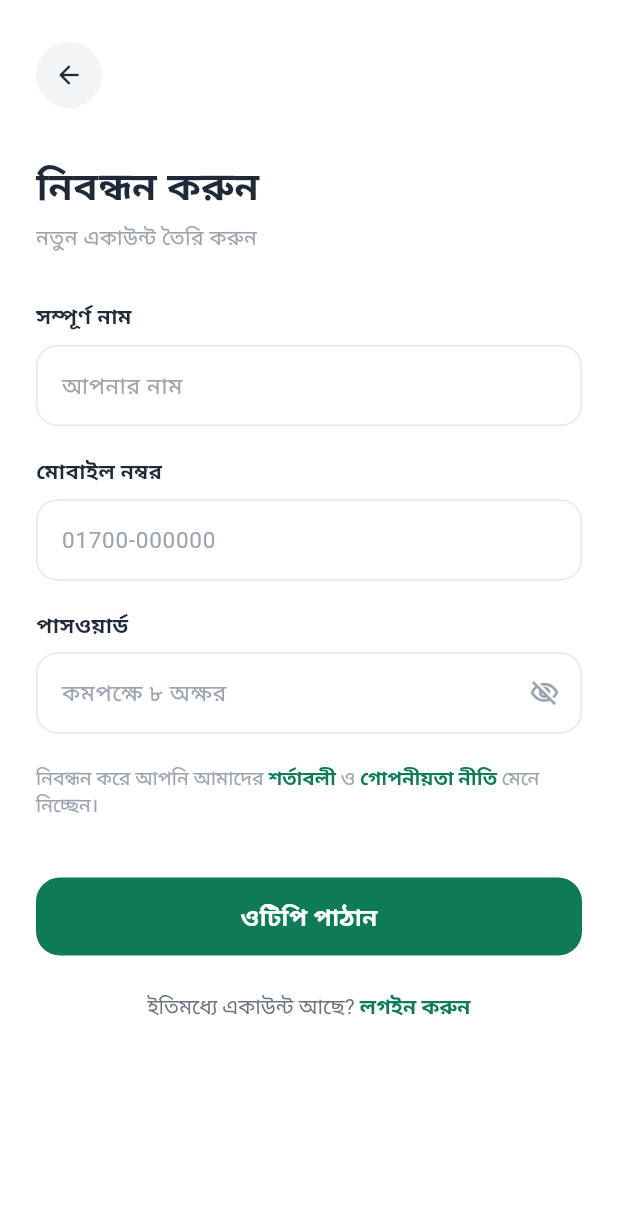
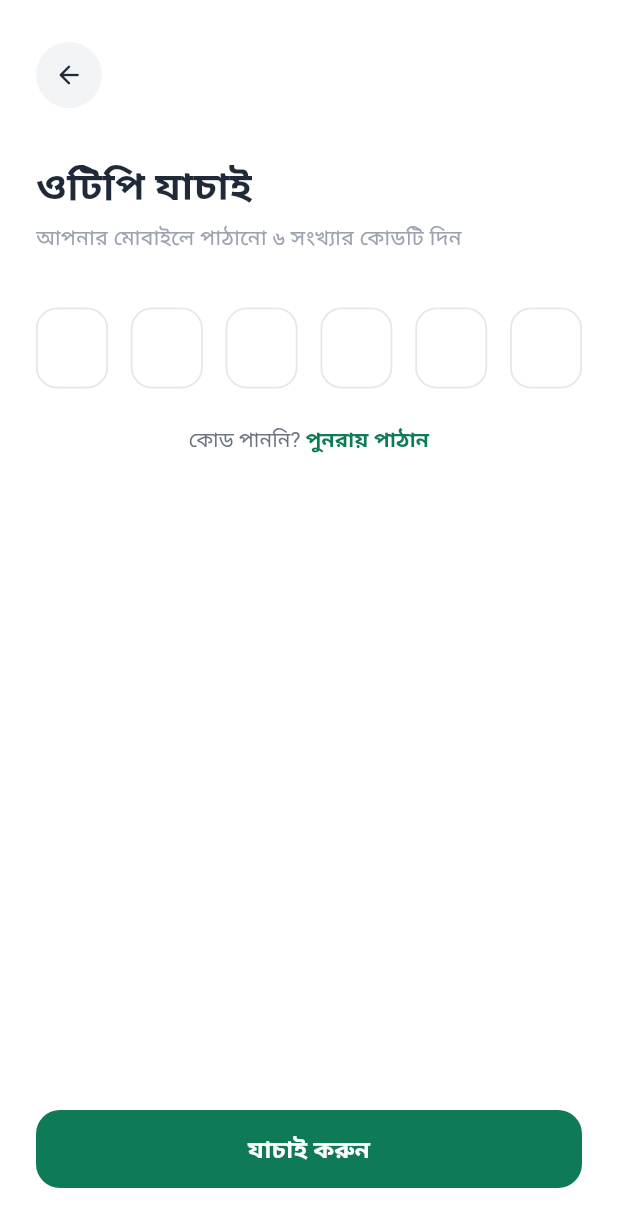
Before and after one commit to sesakilhossen302/C--Service, a Flutter app: the SignupScreen screen opened by its route, after a tap on "ওটিপি পাঠান", on a phone screen of 412 x 824 dp. Shown: the top 1227 px of the screen. Run offline on Flutter 3.47's test engine with Material 3 defaults, Android fonts, the phone set to English and light mode, and no system bars.

Commit message:
feat: implement authentication flow screens including login, signup, forgot password, and OTP verification with supporting controllers and routing.

```diff
--- a/lib/Core/AppRoute/app_route.dart
+++ b/lib/Core/AppRoute/app_route.dart
@@ -1,6 +1,8 @@
 import 'package:flutter/material.dart';
+import '../../View/Screen/ForgotPasswordScreen/forgot_password_screen.dart';
 import '../../View/Screen/LoginScreen/login_screen.dart';
 import '../../View/Screen/OnbordingScreen/onbording_screen.dart';
+import '../../View/Screen/OtpScreen/otp_screen.dart';
 import '../../View/Screen/SignupScreen/signup_screen.dart';
 import '../../View/Screen/SplashScreen/splash_screen.dart';
 
@@ -9,11 +11,15 @@ class AppRoute {
   static const String onbordingScreen = '/onbording_screen';
   static const String loginScreen = '/login_screen';
   static const String signupScreen = '/signup_screen';
+  static const String forgotPasswordScreen = '/forgot_password_screen';
+  static const String otpScreen = '/otp_screen';
 
   static Map<String, WidgetBuilder> routes = {
     splashScreen: (context) => const SplashScreen(),
     onbordingScreen: (context) => const OnbordingScreen(),
     loginScreen: (context) => const LoginScreen(),
     signupScreen: (context) => const SignupScreen(),
+    forgotPasswordScreen: (context) => const ForgotPasswordScreen(),
+    otpScreen: (context) => const OtpScreen(),
   };
 }
--- a/lib/Utils/StaticString/static_string.dart
+++ b/lib/Utils/StaticString/static_string.dart
@@ -55,4 +55,15 @@ class StaticString {
 
   static const String dontHaveAccount = 'একাউন্ট নেই? ';
   static const String alreadyHaveAccount = 'ইতিমধ্যে একাউন্ট আছে? ';
+
+  // Forgot Password & OTP Strings
+  static const String forgotPasswordTitle = 'পাসওয়ার্ড পুনরুদ্ধার';
+  static const String forgotPasswordSubTitle = 'মোবাইল নম্বর দিন। আমরা কোড পাঠাব।';
+  static const String sendCode = 'কোড পাঠান';
+
+  static const String otpTitle = 'ওটিপি যাচাই';
+  static const String otpSubTitle = 'আপনার মোবাইলে পাঠানো ৬ সংখ্যার কোডটি দিন';
+  static const String didntGetCode = 'কোড পাননি? ';
+  static const String resendCode = 'পুনরায় পাঠান';
+  static const String verify = 'যাচাই করুন';
 }
--- a/lib/View/Screen/LoginScreen/login_screen.dart
+++ b/lib/View/Screen/LoginScreen/login_screen.dart
@@ -176,7 +176,7 @@ class _LoginScreenState extends State<LoginScreen> {
               Align(
                 alignment: Alignment.centerRight,
                 child: GestureDetector(
-                  onTap: _controller.onForgotPasswordPressed,
+                  onTap: () => _controller.onForgotPasswordPressed(context),
                   child: const Text(
                     StaticString.forgotPassword,
                     style: TextStyle(
@@ -195,7 +195,7 @@ class _LoginScreenState extends State<LoginScreen> {
                 width: double.infinity,
                 height: 52,
                 child: ElevatedButton(
-                  onPressed: _controller.onLoginPressed,
+                  onPressed: () => _controller.onLoginPressed(context),
                   style: ElevatedButton.styleFrom(
                     backgroundColor: AppColors.primaryColor,
                     foregroundColor: AppColors.white,
--- /dev/null
+++ b/lib/View/Screen/OtpScreen/Controller/otp_controller.dart
@@ -0,0 +1,37 @@
+import 'package:flutter/material.dart';
+
+class OtpController {
+  final List<TextEditingController> otpControllers = List.generate(
+    6,
+    (_) => TextEditingController(),
+  );
+  final List<FocusNode> focusNodes = List.generate(
+    6,
+    (_) => FocusNode(),
+  );
+
+  void onOtpChanged(String value, int index, BuildContext context) {
+    if (value.isNotEmpty && index < 5) {
+      focusNodes[index + 1].requestFocus();
+    } else if (value.isEmpty && index > 0) {
+      focusNodes[index - 1].requestFocus();
+    }
+  }
+
+  void onResendOtpPressed() {
+    // Handle resend OTP code
+  }
+
+  void onVerifyPressed(BuildContext context) {
+    // Handle verify OTP code
+  }
+
+  void dispose() {
+    for (var controller in otpControllers) {
+      controller.dispose();
+    }
+    for (var node in focusNodes) {
+      node.dispose();
+    }
+  }
+}
--- /dev/null
+++ b/lib/View/Screen/OtpScreen/otp_screen.dart
@@ -0,0 +1,181 @@
+import 'package:flutter/gestures.dart';
+import 'package:flutter/material.dart';
+import '../../../Utils/AppColors/app_colors.dart';
+import '../../../Utils/StaticString/static_string.dart';
+import '../../Widgegt/CustomBackButton/custom_back_button.dart';
+import 'Controller/otp_controller.dart';
+
+class OtpScreen extends StatefulWidget {
+  const OtpScreen({super.key});
+
+  @override
+  State<OtpScreen> createState() => _OtpScreenState();
+}
+
+class _OtpScreenState extends State<OtpScreen> {
+  late final OtpController _controller;
+
+  @override
+  void initState() {
+    super.initState();
+    _controller = OtpController();
+  }
+
+  @override
+  void dispose() {
+    _controller.dispose();
+    super.dispose();
+  }
+
+  @override
+  Widget build(BuildContext context) {
+    return Scaffold(
+      backgroundColor: Colors.white,
+      body: SafeArea(
+        child: Padding(
+          padding: const EdgeInsets.symmetric(horizontal: 24.0, vertical: 16.0),
+          child: Column(
+            crossAxisAlignment: CrossAxisAlignment.start,
+            children: [
+              const SizedBox(height: 12),
+
+              // Custom Circular Back Button
+              const CustomBackButton(),
+
+              const SizedBox(height: 32),
+
+              // Header Title & Subtitle
+              const Text(
+                StaticString.otpTitle,
+                style: TextStyle(
+                  fontSize: 26,
+                  fontWeight: FontWeight.bold,
+                  color: AppColors.textColor,
+                ),
+              ),
+              const SizedBox(height: 6),
+              const Text(
+                StaticString.otpSubTitle,
+                style: TextStyle(
+                  fontSize: 14,
+                  fontWeight: FontWeight.w400,
+                  color: AppColors.textLightGrey,
+                ),
+              ),
+
+              const SizedBox(height: 36),
+
+              // 6 OTP Digit Input Boxes Row
+              Row(
+                mainAxisAlignment: MainAxisAlignment.spaceBetween,
+                children: List.generate(6, (index) {
+                  return _buildOtpBox(index);
+                }),
+              ),
+
+              const SizedBox(height: 24),
+
+              // Resend Code Link
+              Center(
+                child: RichText(
+                  text: TextSpan(
+                    text: StaticString.didntGetCode,
+                    style: const TextStyle(
+                      fontSize: 14,
+                      color: AppColors.textGrey,
+                      fontWeight: FontWeight.w400,
+                    ),
+                    children: [
+                      TextSpan(
+                        text: StaticString.resendCode,
+                        style: const TextStyle(
+                          fontSize: 14,
+                          color: AppColors.primaryColor,
+                          fontWeight: FontWeight.bold,
+                        ),
+                        recognizer: TapGestureRecognizer()
+                          ..onTap = _controller.onResendOtpPressed,
+                      ),
+                    ],
+                  ),
+                ),
+              ),
+
+              const Spacer(),
+
+              // Verify Action Button
+              SizedBox(
+                width: double.infinity,
+                height: 52,
+                child: ElevatedButton(
+                  onPressed: () => _controller.onVerifyPressed(context),
+                  style: ElevatedButton.styleFrom(
+                    backgroundColor: AppColors.primaryColor,
+                    foregroundColor: AppColors.white,
+                    elevation: 0,
+                    shape: RoundedRectangleBorder(
+                      borderRadius: BorderRadius.circular(16),
+                    ),
+                  ),
+                  child: const Text(
+                    StaticString.verify,
+                    style: TextStyle(
+                      fontSize: 16,
+                      fontWeight: FontWeight.bold,
+                    ),
+                  ),
+                ),
+              ),
+
+              const SizedBox(height: 16),
+            ],
+          ),
+        ),
+      ),
+    );
+  }
+
+  // Individual OTP Digit Box Widget
+  Widget _buildOtpBox(int index) {
+    final controller = _controller.otpControllers[index];
+    final focusNode = _controller.focusNodes[index];
+
+    return Container(
+      width: 48,
+      height: 54,
+      decoration: BoxDecoration(
+        color: Colors.white,
+        borderRadius: BorderRadius.circular(14),
+        border: Border.all(
+          color: controller.text.isNotEmpty
+              ? AppColors.primaryColor
+              : AppColors.cardBorder,
+          width: 1.2,
+        ),
+      ),
+      child: Center(
+        child: TextField(
+          controller: controller,
+          focusNode: focusNode,
+          keyboardType: TextInputType.number,
+          textAlign: TextAlign.center,
+          maxLength: 1,
+          style: const TextStyle(
+            fontSize: 20,
+            fontWeight: FontWeight.bold,
+            color: AppColors.textColor,
+          ),
+          decoration: const InputDecoration(
+            counterText: '',
+            border: InputBorder.none,
+            contentPadding: EdgeInsets.zero,
+          ),
+          onChanged: (value) {
+            setState(() {});
+            _controller.onOtpChanged(value, index, context);
+          },
+        ),
+      ),
+    );
+  }
+}
--- a/lib/View/Screen/SignupScreen/Controller/signup_controller.dart
+++ b/lib/View/Screen/SignupScreen/Controller/signup_controller.dart
@@ -1,4 +1,5 @@
 import 'package:flutter/material.dart';
+import '../../../../Core/AppRoute/app_route.dart';
 
 class SignupController {
   final nameController = TextEditingController();
@@ -11,8 +12,8 @@ class SignupController {
     updateState();
   }
 
-  void onSendOtpPressed() {
-    // Handle OTP sending API call
+  void onSendOtpPressed(BuildContext context) {
+    Navigator.pushNamed(context, AppRoute.otpScreen);
   }
 
   void onTermsPressed() {
--- a/lib/View/Screen/SignupScreen/signup_screen.dart
+++ b/lib/View/Screen/SignupScreen/signup_screen.dart
@@ -240,7 +240,7 @@ class _SignupScreenState extends State<SignupScreen> {
                 width: double.infinity,
                 height: 52,
                 child: ElevatedButton(
-                  onPressed: _controller.onSendOtpPressed,
+                  onPressed: () => _controller.onSendOtpPressed(context),
                   style: ElevatedButton.styleFrom(
                     backgroundColor: AppColors.primaryColor,
                     foregroundColor: AppColors.white,
```
Also changed, not shown: lib/View/Screen/ForgotPasswordScreen/Controller/forgot_password_controller.dart (added, +15 -0 lines), lib/View/Screen/ForgotPasswordScreen/forgot_password_screen.dart (added, +144 -0 lines), lib/View/Screen/LoginScreen/Controller/login_controller.dart (+4 -3 lines).
